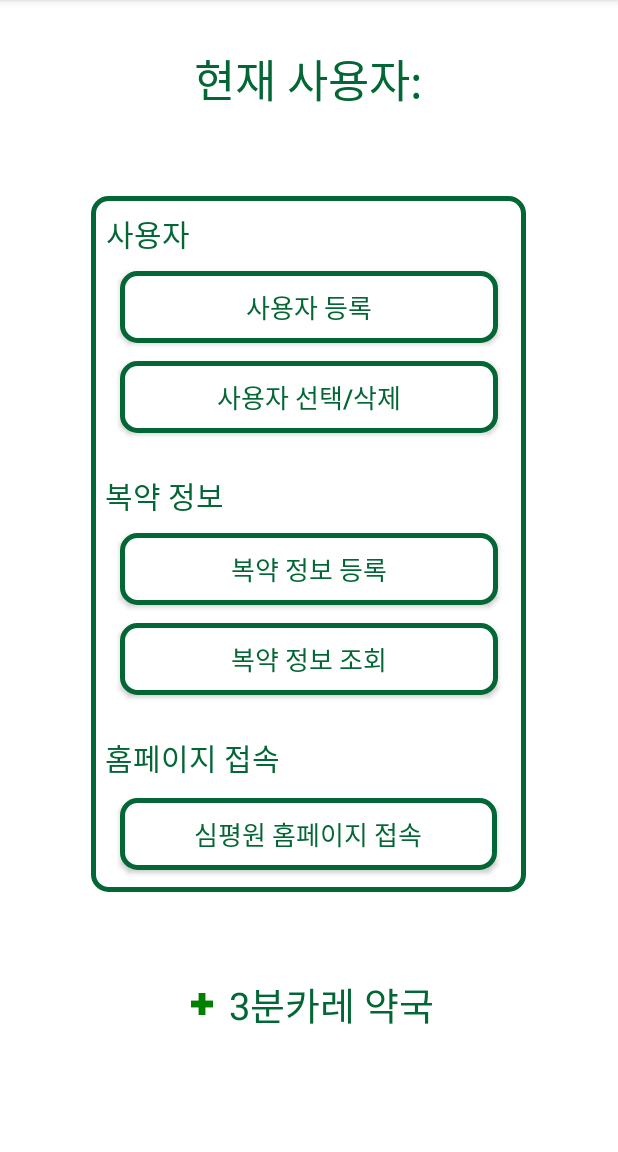
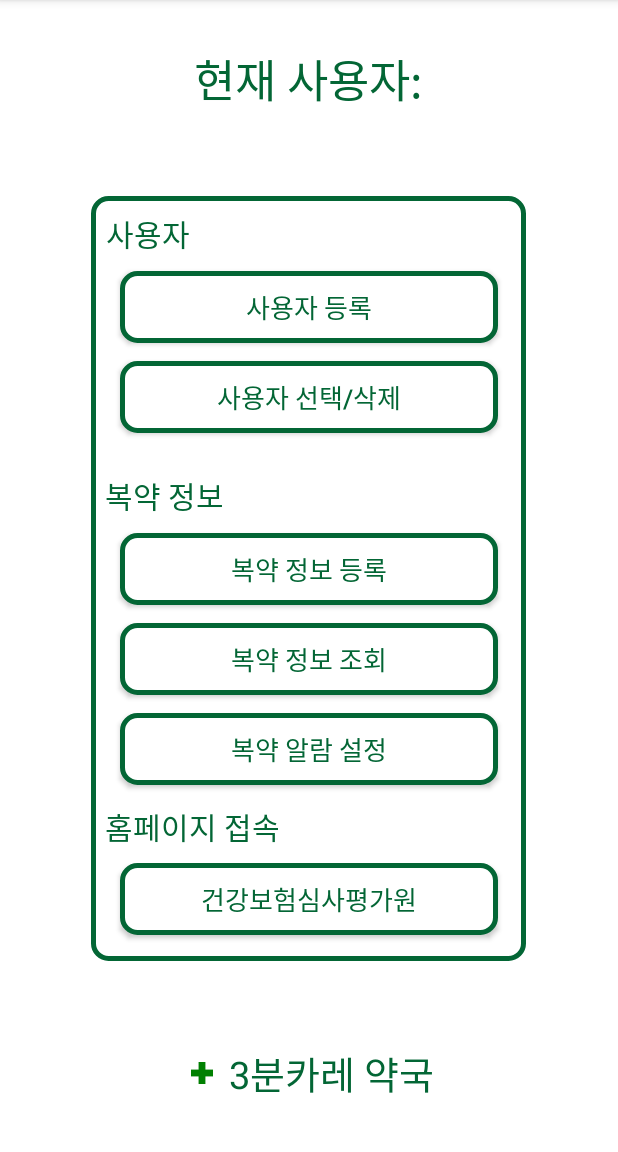
Before and after one commit to Medication-helper/Team_3_Medication-helper, an Android app: the screen it shows after launch (MainActivity), on a phone screen of 412 x 824 dp, the part 84-1236 px from its top. Run offline under Robolectric (Android 15) with nearby library versions, the phone set to English and light mode, and no system bars.

Commit message:
알람 설정 버튼 추가, 화면가 연결 복구

```diff
--- a/app/src/main/java/com/cookandroid/medication_helper/MainActivity.java
+++ b/app/src/main/java/com/cookandroid/medication_helper/MainActivity.java
@@ -1,5 +1,6 @@
 package com.cookandroid.medication_helper;
 
+import androidx.activity.result.contract.ActivityResultContracts;
 import androidx.appcompat.app.AlertDialog;
 import androidx.appcompat.app.AppCompatActivity;
 
@@ -54,8 +55,7 @@ public class MainActivity extends AppCompatActivity {
         Button btnMediReg = findViewById(R.id.btnMediReg);
         Button btnMediCheck = findViewById(R.id.btnMediCheck);
         Button btnPage = findViewById(R.id.btnPage);
-
-
+        Button btnAlarmSet = findViewById(R.id.btnAlarmset);
 
         btnUserReg.setOnClickListener(new View.OnClickListener() {
             @Override
@@ -93,6 +93,15 @@ public class MainActivity extends AppCompatActivity {
             }
         });
 
+        btnAlarmSet.setOnClickListener(new View.OnClickListener() {
+            @Override
+            public void onClick(View view) {
+                Intent alarmSetIntent=new Intent(MainActivity.this,dateRegister.class);
+                startActivity(alarmSetIntent);
+                finish();
+            }
+        });
+
         btnPage.setOnClickListener(new View.OnClickListener() {
             @Override
             public void onClick(View view) {
--- a/app/src/main/res/layout/main.xml
+++ b/app/src/main/res/layout/main.xml
@@ -24,7 +24,7 @@
 
             <TextView
                 android:layout_width="290dp"
-                android:layout_height="464dp"
+                android:layout_height="510dp"
                 android:layout_gravity="center_horizontal"
                 android:layout_margin="25dp"
                 android:background="@drawable/green_box"
@@ -37,79 +37,96 @@
                 android:id="@+id/btnUserReg"
                 android:layout_width="match_parent"
                 android:layout_height="wrap_content"
+                android:layout_gravity="center_horizontal"
+                android:layout_marginLeft="80dp"
+                android:layout_marginTop="75dp"
+                android:layout_marginRight="80dp"
+                android:background="@drawable/green_box"
                 android:text="사용자 등록"
                 android:textColor="#036635"
-                android:textSize="17sp"
-                android:background="@drawable/green_box"
-                android:layout_gravity="center_horizontal"
-                android:layout_marginLeft="80dp"
-                android:layout_marginRight="80dp"
-                android:layout_marginTop="75dp" />
+                android:textSize="17sp" />
+
             <androidx.appcompat.widget.AppCompatButton
                 android:id="@+id/btnUserDel"
                 android:layout_width="match_parent"
                 android:layout_height="wrap_content"
+                android:layout_gravity="center_horizontal"
+                android:layout_marginLeft="80dp"
+                android:layout_marginTop="135dp"
+                android:layout_marginRight="80dp"
+                android:background="@drawable/green_box"
                 android:text="사용자 선택/삭제"
                 android:textColor="#036635"
-                android:textSize="17sp"
-                android:background="@drawable/green_box"
-                android:layout_gravity="center_horizontal"
-                android:layout_marginLeft="80dp"
-                android:layout_marginRight="80dp"
-                android:layout_marginTop="135dp" />
+                android:textSize="17sp" />
 
             <TextView
                 android:layout_width="wrap_content"
                 android:layout_height="wrap_content"
+                android:layout_marginLeft="70dp"
                 android:layout_marginTop="210dp"
-                android:layout_marginLeft="70dp"
                 android:text="복약 정보"
                 android:textColor="#036635"
                 android:textSize="20sp" />
+
             <androidx.appcompat.widget.AppCompatButton
                 android:id="@+id/btnMediReg"
                 android:layout_width="match_parent"
                 android:layout_height="wrap_content"
+                android:layout_gravity="center_horizontal"
+                android:layout_marginLeft="80dp"
+                android:layout_marginTop="250dp"
+                android:layout_marginRight="80dp"
+                android:background="@drawable/green_box"
                 android:text="복약 정보 등록"
                 android:textColor="#036635"
-                android:textSize="17sp"
-                android:background="@drawable/green_box"
-                android:layout_gravity="center_horizontal"
-                android:layout_marginLeft="80dp"
-                android:layout_marginRight="80dp"
-                android:layout_marginTop="250dp" />
+                android:textSize="17sp" />
+
             <androidx.appcompat.widget.AppCompatButton
                 android:id="@+id/btnMediCheck"
                 android:layout_width="match_parent"
                 android:layout_height="wrap_content"
+                android:layout_gravity="center_horizontal"
+                android:layout_marginLeft="80dp"
+                android:layout_marginTop="310dp"
+                android:layout_marginRight="80dp"
+                android:background="@drawable/green_box"
                 android:text="복약 정보 조회"
                 android:textColor="#036635"
-                android:textSize="17sp"
-                android:background="@drawable/green_box"
+                android:textSize="17sp" />
+
+            <androidx.appcompat.widget.AppCompatButton
+                android:id="@+id/btnAlarmset"
+                android:layout_width="match_parent"
+                android:layout_height="wrap_content"
                 android:layout_gravity="center_horizontal"
                 android:layout_marginLeft="80dp"
+                android:layout_marginTop="370dp"
                 android:layout_marginRight="80dp"
-                android:layout_marginTop="310dp" />
+                android:background="@drawable/green_box"
+                android:text="복약 알람 설정"
+                android:textColor="#036635"
+                android:textSize="17sp" />
 
             <TextView
                 android:layout_width="wrap_content"
                 android:layout_height="wrap_content"
+                android:layout_gravity="bottom"
+                android:layout_marginLeft="70dp"
+                android:layout_marginBottom="100dp"
                 android:text="홈페이지 접속"
-                android:textSize="20sp"
                 android:textColor="#036635"
-                android:layout_gravity="bottom"
-                android:layout_marginBottom="100dp"
-                android:layout_marginLeft="70dp"/>
+                android:textSize="20sp" />
 
             <androidx.appcompat.widget.AppCompatButton
                 android:id="@+id/btnPage"
-                android:layout_width="251dp"
+                android:layout_width="match_parent"
                 android:layout_height="wrap_content"
-                android:layout_gravity="bottom"
+                android:layout_gravity="center_horizontal"
                 android:layout_marginLeft="80dp"
-                android:layout_marginBottom="40dp"
+                android:layout_marginTop="470dp"
+                android:layout_marginRight="80dp"
                 android:background="@drawable/green_box"
-                android:text="심평원 홈페이지 접속"
+                android:text="건강보험심사평가원"
                 android:textColor="#036635"
                 android:textSize="17sp" />
         </FrameLayout>
```
